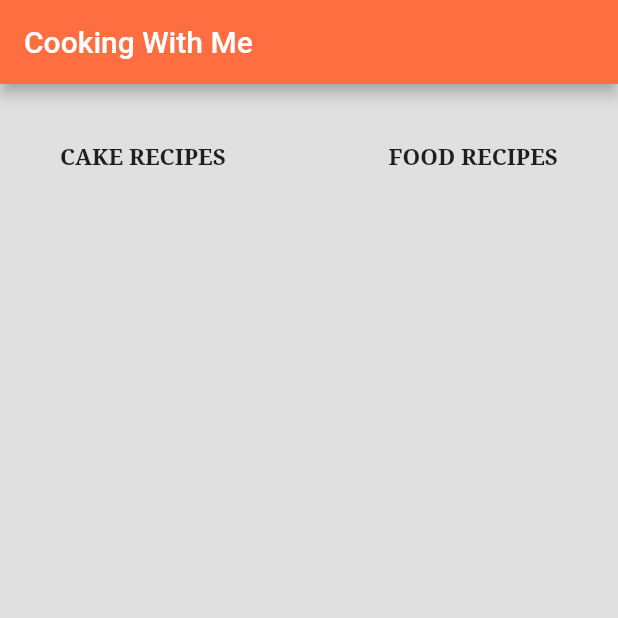
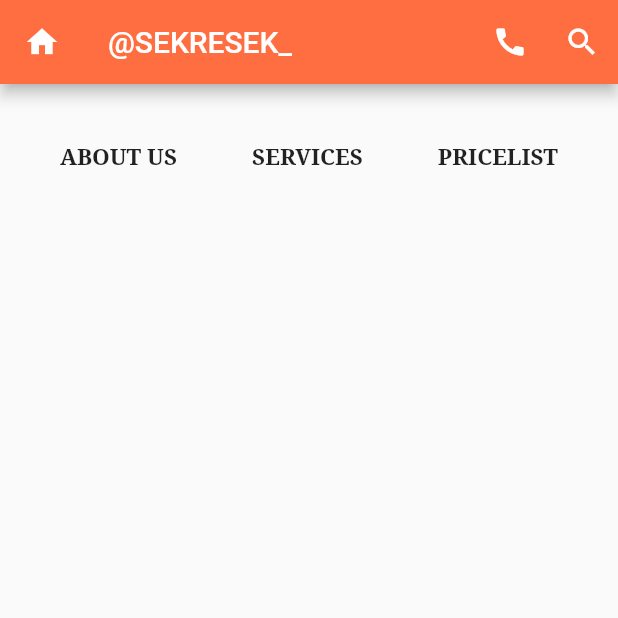
Before and after one commit to NafhidahRamdhani/flutter_bassic, a Flutter app: the screen it shows after launch, on a phone screen of 412 x 824 dp, the top half of it. Run offline on Flutter 3.47's test engine with Material 2 defaults, Android fonts, the phone set to English and light mode, and no system bars.

Commit message:
third commit

```diff
--- a/lib/main.dart
+++ b/lib/main.dart
@@ -1,5 +1,10 @@
 import 'package:flutter/cupertino.dart';
+//Import Package yang diperlukan
 import 'package:flutter/material.dart';
+//Import Package/Library Toast
+// import 'package:flutter_toast/flutter_toast.dart';
+
+
 
 void main() {
   runApp(MyApp());
@@ -9,32 +14,63 @@ class MyApp extends StatelessWidget {
   // This widget is the root of your application.
   @override
   Widget build(BuildContext context) {
-    return MaterialApp(
-      title: 'UI Sederhana',
-      home: Scaffold(
-        backgroundColor: Colors.grey[300],
-        appBar: AppBar(
-          title: Text('Cooking With Me'),
+    return new MaterialApp(
+        title: '@SEKRESEK_',
+        home: new Scaffold(
+            //Membuat Widget AppBar
+            appBar: new AppBar(
+              //Menambahkan TitleBar
+              title: new Text('@SEKRESEK_'),
+              //Mengubah Warna Background
               backgroundColor: Colors.deepOrangeAccent,
+              //Menambahkan Leading menu dan Event/Action
+              leading: new IconButton(
+                icon: new Icon(Icons.home, color: Colors.white),
+                //Menangani kejadian saat menu home diklik
+                // onPressed: () {
+                //   FlutterToast.showToast("Menu Home");
+                // },
               ),
-        body: ListView(
-          padding: EdgeInsets.all(20.0),
-          children: <Widget>[
+              //Menambahkan Beberapa Action Button dan Event/Action
+              actions: <Widget>[
+                new IconButton(
+                  icon: new Icon(Icons.call, color: Colors.white),
+                  //Menangani kejadian saat menu Call diklik
+                  // onPressed: () {
+                  //   FlutterToast.showToast("Panggilan Telepon");
+                  // },
+                ),
+                new IconButton(
+                  icon: new Icon(Icons.search, color: Colors.white),
+                  //Menangani kejadian saat menu search diklik
+                  // onPressed: () {
+                  //   FlutterToast.showToast("Cari Sesuatu");
+                  // },
+                ),
+              ],
+            ),
+            body: ListView(padding: EdgeInsets.all(20.0), children: <Widget>[
               Container(
                 padding: EdgeInsets.all(20.0),
                 child: Row(
                   mainAxisAlignment: MainAxisAlignment.spaceBetween,
                   children: <Widget>[
                     Text(
-                         "CAKE RECIPES",
+                      "ABOUT US",
                       style: TextStyle(
                           fontSize: 15,
                           fontWeight: FontWeight.bold,
                           fontFamily: "serif"),
                     ),
-
                     Text(
-                         "FOOD RECIPES",
+                      "SERVICES",
+                      style: TextStyle(
+                          fontSize: 15,
+                          fontWeight: FontWeight.w800,
+                          fontFamily: "serif"),
+                    ),
+                    Text(
+                      "PRICELIST",
                       style: TextStyle(
                           fontSize: 15,
                           fontWeight: FontWeight.w800,
@@ -42,7 +78,7 @@ class MyApp extends StatelessWidget {
                     ),
                   ],
                 ),
-                ),]
-              )));
+              ),
+            ])));
   }
 }
```
Also changed, not shown: pubspec.yaml (+9 -0 lines). Lines whose indentation alone changed are shown as unchanged.
